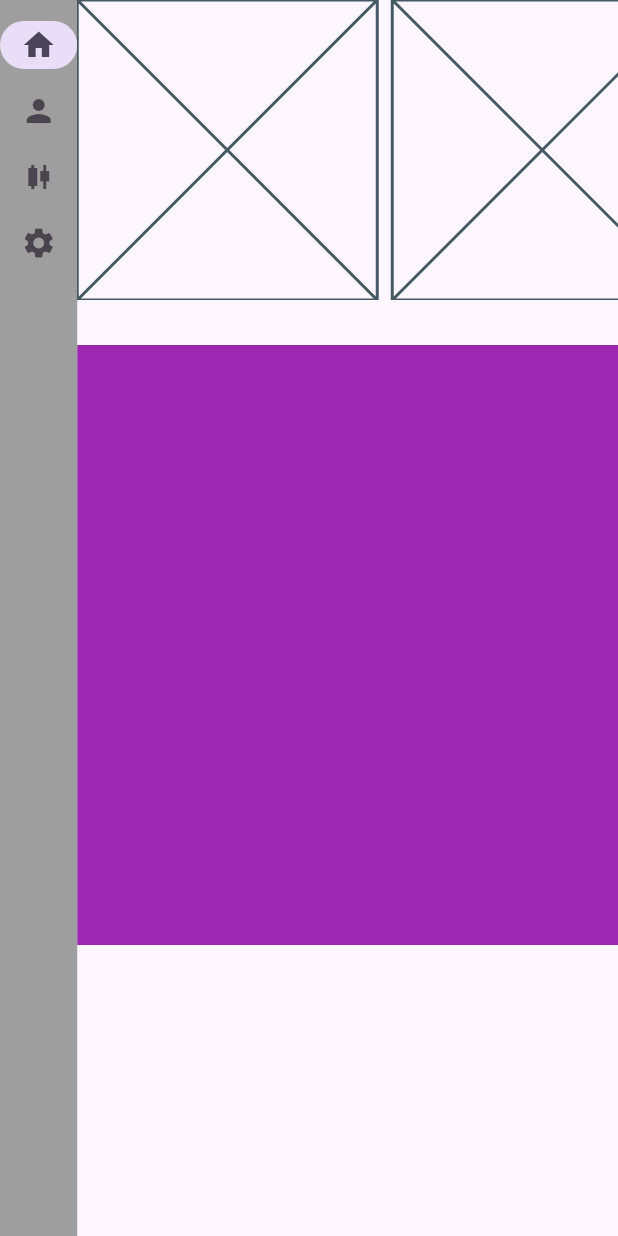
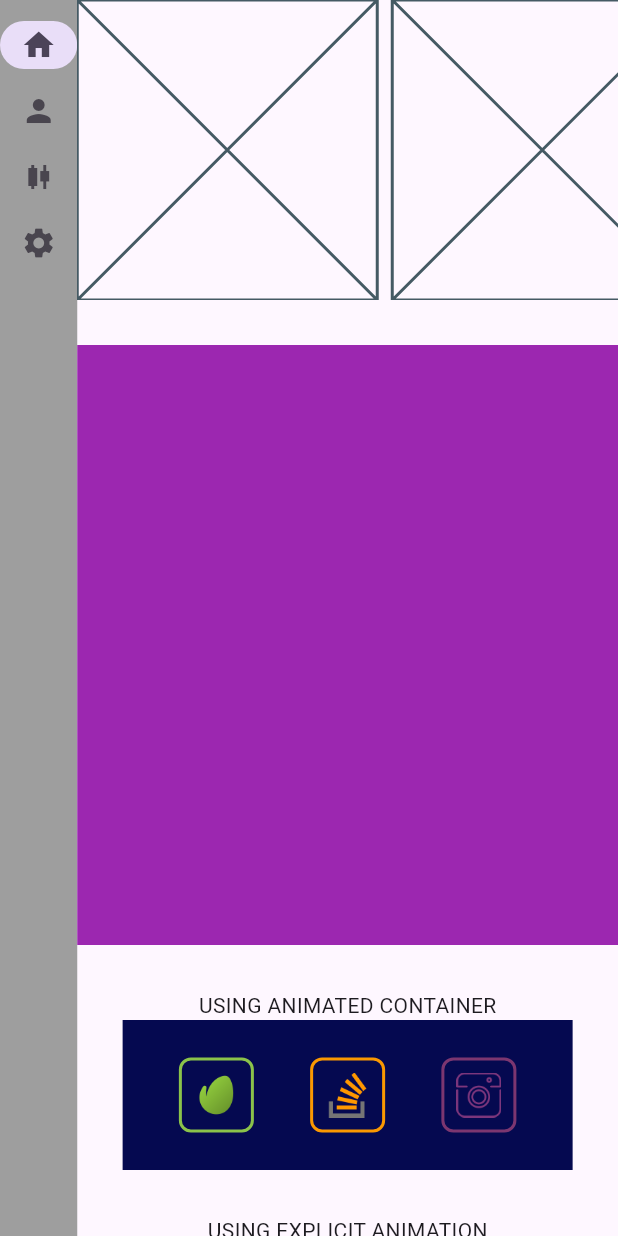
Before and after one commit to NonymousMorlock/flutter_playground, a Flutter app: the screen it shows after launch, on a phone screen of 412 x 824 dp. Run offline on Flutter 3.47's test engine with Material 3 defaults, Android fonts, the phone set to English and light mode, and no system bars; missing offline and left inert: window_size.

Commit message:
social tiles hover animation

```diff
--- /dev/null
+++ b/lib/hover_aware_social_tile.dart
@@ -0,0 +1,78 @@
+import 'package:flutter/material.dart';
+
+class HoverAwareSocialTile extends StatefulWidget {
+  const HoverAwareSocialTile({
+    required this.themeColour,
+    required this.image,
+    super.key,
+  });
+
+  final Color themeColour;
+  final String image;
+
+  @override
+  State<HoverAwareSocialTile> createState() => _HoverAwareSocialTileState();
+}
+
+class _HoverAwareSocialTileState extends State<HoverAwareSocialTile> {
+  final shimmerHeightNotifier = ValueNotifier<double>(0);
+  final shimmerPusherNotifier = ValueNotifier<double>(0);
+
+  @override
+  Widget build(BuildContext context) {
+    return MouseRegion(
+      onHover: (_) {
+        shimmerHeightNotifier.value = 50;
+        shimmerPusherNotifier.value = 50;
+      },
+      onExit: (_) {
+        shimmerHeightNotifier.value = 0;
+        shimmerPusherNotifier.value = 0;
+      },
+      child: Center(
+        child: SizedBox(
+          height: 50,
+          width: 50,
+          child: Stack(
+            children: [
+              Column(
+                children: [
+                  ValueListenableBuilder(
+                      valueListenable: shimmerPusherNotifier,
+                      builder: (_, value, __) {
+                        return AnimatedContainer(
+                          duration: const Duration(milliseconds: 300),
+                          height: value,
+                        );
+                      }),
+                  Flexible(
+                    child: ValueListenableBuilder(
+                        valueListenable: shimmerHeightNotifier,
+                        builder: (_, value, __) {
+                          return AnimatedContainer(
+                            duration: const Duration(milliseconds: 300),
+                            color: Colors.grey.withOpacity(.4),
+                            width: 50,
+                            height: value,
+                          );
+                        }),
+                  ),
+                ],
+              ),
+              DecoratedBox(
+                decoration: BoxDecoration(
+                  borderRadius: BorderRadius.circular(8),
+                  border: Border.all(color: widget.themeColour, width: 2),
+                ),
+                child: Padding(
+                  padding: const EdgeInsets.all(10),
+                  child: Image.asset('assets/${widget.image}'),
+                ),
+              ),
+            ],
+          ),
+        ),
+      ),
+    );
+  }
+}
--- /dev/null
+++ b/lib/hover_aware_socials.dart
@@ -0,0 +1,34 @@
+import 'package:discord_test/hover_aware_social_tile.dart';
+import 'package:flutter/material.dart';
+
+class HoverAwareSocials extends StatelessWidget {
+  const HoverAwareSocials({super.key});
+
+  @override
+  Widget build(BuildContext context) {
+    return const SizedBox(
+      height: 100,
+      width: 300,
+      child: ColoredBox(
+        color: Color(0xFF050950),
+        child: Row(
+          mainAxisAlignment: MainAxisAlignment.spaceEvenly,
+          children: [
+            HoverAwareSocialTile(
+              themeColour: Color(0xFF8BC34A),
+              image: 'envato.png',
+            ),
+            HoverAwareSocialTile(
+              themeColour: Color(0xFFFA9801),
+              image: 'stack-overflow.png',
+            ),
+            HoverAwareSocialTile(
+              themeColour: Color(0xFF7c3670),
+              image: 'instagram.png',
+            ),
+          ],
+        ),
+      ),
+    );
+  }
+}
--- a/lib/test.dart
+++ b/lib/test.dart
@@ -1,4 +1,5 @@
 import 'package:discord_test/hover_aware_container.dart';
+import 'package:discord_test/hover_aware_socials.dart';
 import 'package:flutter/material.dart';
 
 class Test extends StatelessWidget {
@@ -56,7 +57,13 @@ class Test extends StatelessWidget {
                     ),
                   ),
                   const SizedBox(height: 30),
-                  const Center(child: HoverAwareContainer())
+                  const Center(child: HoverAwareContainer()),
+                  const SizedBox(height: 30),
+                  const Center(child: Text('USING ANIMATED CONTAINER')),
+                  const Center(child: HoverAwareSocials()),
+                  const SizedBox(height: 30),
+                  const Center(child: Text('USING EXPLICIT ANIMATION')),
+                  const Center(child: HoverAwareSocials()),
                 ],
               ),
             ),
--- a/pubspec.yaml
+++ b/pubspec.yaml
@@ -68,9 +68,8 @@ flutter:
   uses-material-design: true
 
   # To add assets to your application, add an assets section, like this:
-  # assets:
-  #   - images/a_dot_burr.jpeg
-  #   - images/a_dot_ham.jpeg
+  assets:
+   - assets/
 
   # An image asset can refer to one or more resolution-specific "variants", see
   # https://flutter.dev/assets-and-images/#resolution-aware
```
Also changed, not shown: lib/hover_aware_container.dart (+7 -0 lines), lib/hover_aware_social_tile_2.dart (added, +109 -0 lines), lib/hover_aware_socials_2.dart (added, +34 -0 lines), assets/envato.png (added), assets/instagram.png (added), assets/stack-overflow.png (added).
